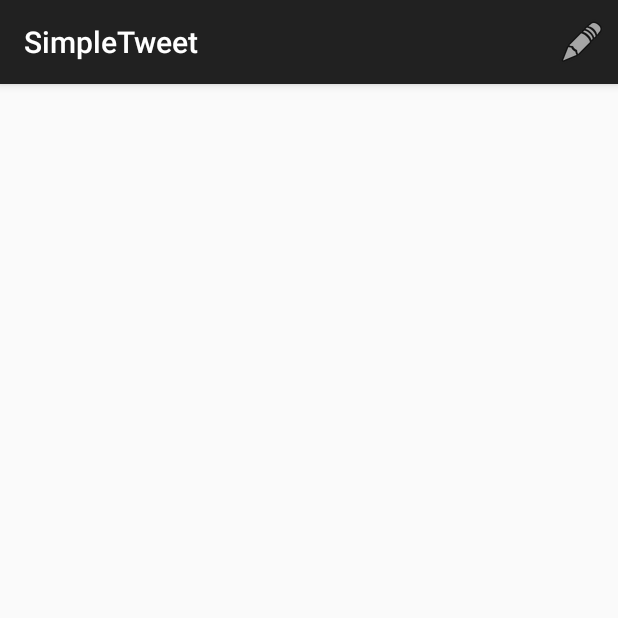
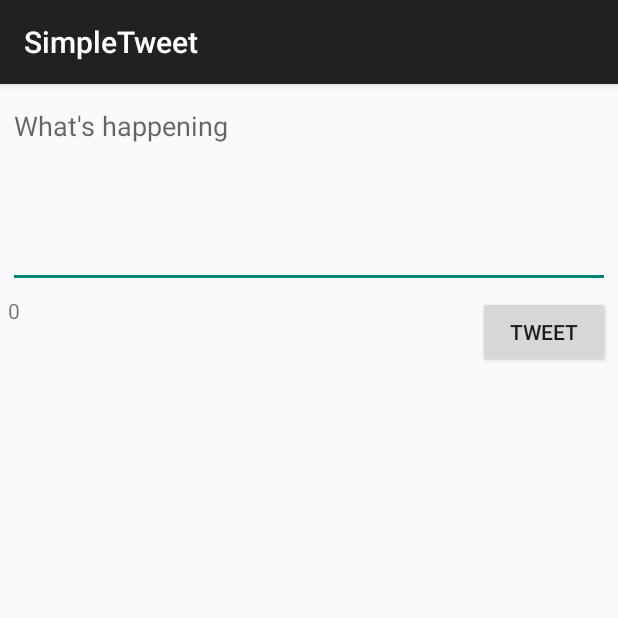
Before and after one commit to 18ksharma/twitter, an Android app: the TimelineActivity screen opened directly, with no data from a screen before it, after a tap on "Compose", on a phone screen of 412 x 824 dp, the top half of it. Run offline under Robolectric (Android 15) with nearby library versions, the phone set to English and light mode, and no system bars; our stand-ins replace Room's generated code; libraries missing offline, so code that uses them is left out: com.codepath.asynchttpclient, com.facebook.stetho; pictures from the network do not load; 6 statements that could not run were skipped.

Commit message:
Compose Screen Setup

```diff
--- a/app/src/main/AndroidManifest.xml
+++ b/app/src/main/AndroidManifest.xml
@@ -13,7 +13,8 @@
         android:icon="@drawable/ic_launcher"
         android:label="@string/app_name"
         android:theme="@style/AppTheme">
-        <activity android:name=".TimelineActivity"></activity>
+        <activity android:name=".ComposeActivity"></activity>
+        <activity android:name=".TimelineActivity" />
         <activity
             android:name=".LoginActivity"
             android:label="@string/app_name"
--- /dev/null
+++ b/app/src/main/java/com/codepath/apps/restclienttemplate/ComposeActivity.java
@@ -0,0 +1,72 @@
+package com.codepath.apps.restclienttemplate;
+
+import androidx.appcompat.app.AppCompatActivity;
+
+import android.os.Bundle;
+import android.text.Editable;
+import android.text.TextWatcher;
+import android.view.View;
+import android.widget.Button;
+import android.widget.EditText;
+import android.widget.TextView;
+import android.widget.Toast;
+
+public class ComposeActivity extends AppCompatActivity {
+    public static final int MAX_TWEET_LENGTH = 280;
+    EditText etCompose;
+    Button btnTweet;
+    TextView tvChar;
+
+    @Override
+    protected void onCreate(Bundle savedInstanceState) {
+        super.onCreate(savedInstanceState);
+        setContentView(R.layout.activity_compose);
+
+        etCompose = findViewById(R.id.etCompose);
+        btnTweet = findViewById(R.id.btnTweet);
+        tvChar = findViewById(R.id.tvChar);
+
+        tvChar.setText("0");
+
+        //Updates tvChar as the user types their Tweet
+        etCompose.addTextChangedListener(new TextWatcher() {
+            @Override
+            public void beforeTextChanged(CharSequence s, int start, int count, int after) {
+                int charSize = etCompose.getText().toString().length();
+                tvChar.setText(String.valueOf(charSize));
+            }
+
+            @Override
+            public void onTextChanged(CharSequence s, int start, int before, int count) {
+                int charSize = etCompose.getText().toString().length();
+                tvChar.setText(String.valueOf(charSize));
+            }
+
+            @Override
+            public void afterTextChanged(Editable s) {
+                int charSize = etCompose.getText().toString().length();
+                tvChar.setText(String.valueOf(charSize));
+            }
+        });
+
+        //Set click listener on button
+        btnTweet.setOnClickListener(new View.OnClickListener(){
+
+            @Override
+            public void onClick(View v) {
+                String tweetContent = etCompose.getText().toString();
+                if (tweetContent.isEmpty()){
+                    Toast.makeText(ComposeActivity.this, "The tweet is empty", Toast.LENGTH_SHORT).show();
+
+                    return;
+                }
+                if(tweetContent.length() > MAX_TWEET_LENGTH){
+                    Toast.makeText(ComposeActivity.this, "Your tweet is too long", Toast.LENGTH_SHORT).show();
+                    return;
+                }
+                Toast.makeText(ComposeActivity.this, tweetContent, Toast.LENGTH_SHORT).show();
+            }
+        });
+        //Make an API call to Twitter to publish the tweet
+    }
+}
--- a/app/src/main/java/com/codepath/apps/restclienttemplate/TimelineActivity.java
+++ b/app/src/main/java/com/codepath/apps/restclienttemplate/TimelineActivity.java
@@ -4,6 +4,7 @@
 import androidx.recyclerview.widget.LinearLayoutManager;
 import androidx.recyclerview.widget.RecyclerView;
 
+import android.content.Intent;
 import android.os.Bundle;
 import android.util.Log;
 import android.view.Menu;
@@ -58,8 +59,9 @@
     public boolean onOptionsItemSelected(MenuItem item) {
         if (item.getItemId()==R.id.compose){
             //Compose icon has been selected
-            Toast.makeText(this, "Compose!", Toast.LENGTH_SHORT).show();
             //Navigate to the compose activity
+            Intent intent = new Intent(this, ComposeActivity.class);
+            startActivity(intent);
             return true;
         }
         return super.onOptionsItemSelected(item);
--- /dev/null
+++ b/app/src/main/res/layout/activity_compose.xml
@@ -0,0 +1,41 @@
+<?xml version="1.0" encoding="utf-8"?>
+<RelativeLayout
+    xmlns:android="http://schemas.android.com/apk/res/android"
+    xmlns:app="http://schemas.android.com/apk/res-auto"
+    xmlns:tools="http://schemas.android.com/tools"
+    android:layout_width="match_parent"
+    android:layout_height="match_parent"
+    tools:context=".ComposeActivity">
+
+    <EditText
+        android:id="@+id/etCompose"
+        android:layout_width="match_parent"
+        android:layout_height="wrap_content"
+        android:layout_marginLeft="5dp"
+        android:layout_marginTop="5dp"
+        android:layout_marginRight="5dp"
+        android:ems="10"
+        android:gravity="start|top"
+        android:hint="What's happening"
+        android:inputType="textMultiLine"
+        android:minLines="5" />
+
+    <Button
+        android:id="@+id/btnTweet"
+        android:layout_width="wrap_content"
+        android:layout_height="wrap_content"
+        android:layout_below="@+id/etCompose"
+        android:layout_alignParentRight="true"
+        android:layout_marginTop="5dp"
+        android:layout_marginRight="5dp"
+        android:text="@string/tweet" />
+
+    <TextView
+        android:id="@+id/tvChar"
+        android:layout_width="wrap_content"
+        android:layout_height="wrap_content"
+        android:layout_below="@id/etCompose"
+        android:layout_marginLeft="5dp"
+        android:layout_marginTop="5dp"
+        tools:text="280" />
+</RelativeLayout>
--- a/app/src/main/res/values/strings.xml
+++ b/app/src/main/res/values/strings.xml
@@ -5,5 +5,6 @@
     <string name="login_label">Log in</string>
     <string name="intent_scheme">oauth</string>
     <string name="intent_host">cprest</string>
+    <string name="tweet">Tweet</string>
 
 </resources>
```
